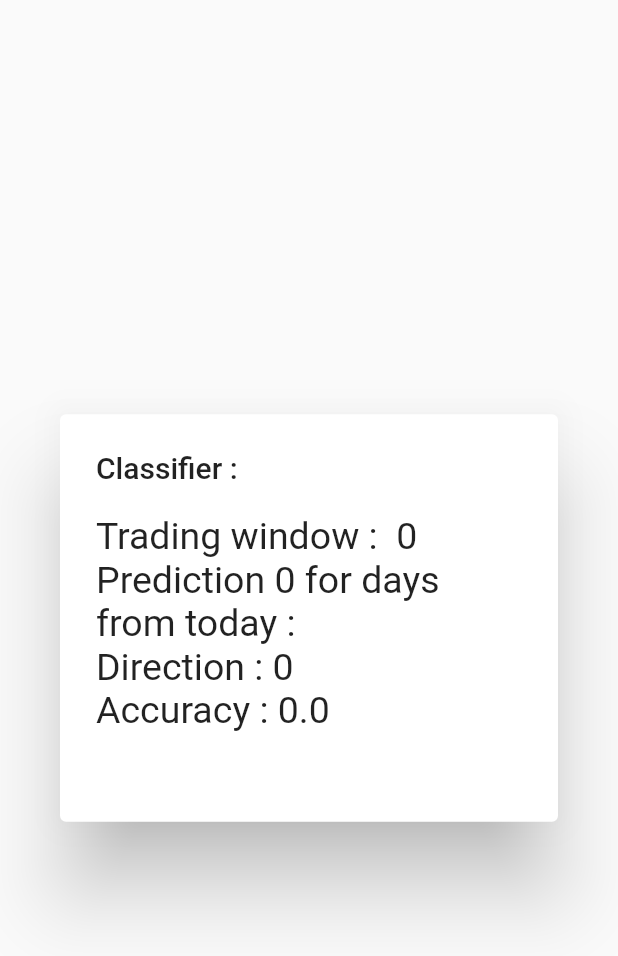
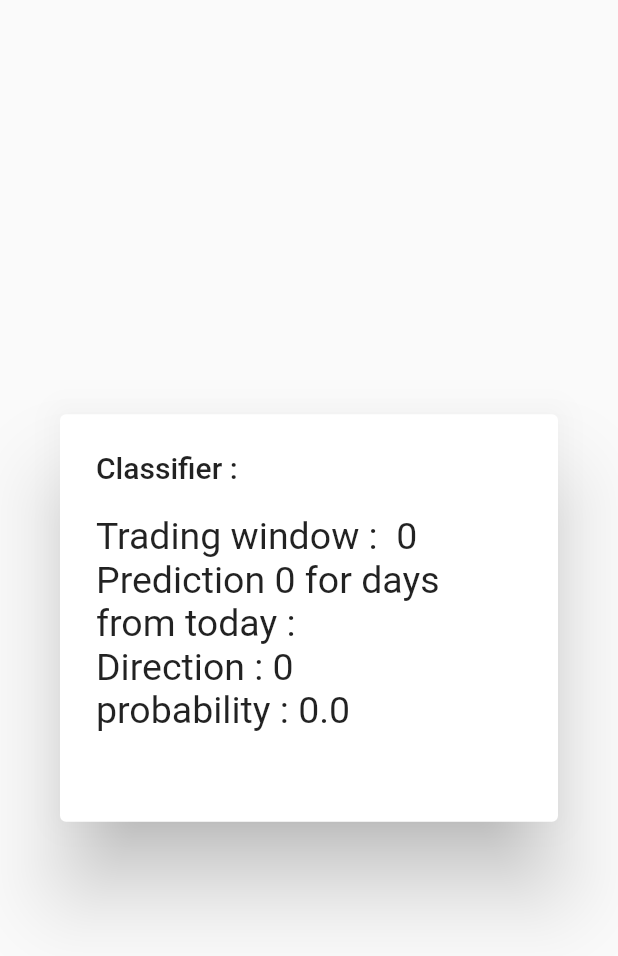
Before and after one commit to team31-pesitbsc/stock-analysis-application-ui, a Flutter app: the PredictionDialogWidget widget shown alone on an empty page, opened directly with empty values, on a phone screen of 412 x 824 dp. Shown: the top 956 px of the screen. Run offline on Flutter 3.47's test engine with Material 2 defaults, Android fonts, the phone set to English and light mode, and no system bars; our stand-ins replace percent_indicator; network calls fail.

Commit message:
changed accuracy to probability

```diff
--- a/lib/src/models/prediction.dart
+++ b/lib/src/models/prediction.dart
@@ -1,13 +1,13 @@
 class Prediction {
   final int label;
-  final double accuracy;
+  final double probability;
   final String classifier;
   final int tradingWindow;
   final int forwardDay;
 
   Prediction(
       {this.label,
-      this.accuracy,
+      this.probability,
       this.classifier,
       this.tradingWindow,
       this.forwardDay});
@@ -15,7 +15,7 @@ class Prediction {
   factory Prediction.fromJson(Map<String, dynamic> json) {
     return Prediction(
         label: json['label'],
-        accuracy: json['accuracy'],
+        probability: json['probability'],
         classifier: json['classifier'],
         tradingWindow: json['tradingWindow'],
         forwardDay: json['forwardDay']);
--- a/lib/src/widgets/prediction_dialog_widget.dart
+++ b/lib/src/widgets/prediction_dialog_widget.dart
@@ -29,7 +29,7 @@ class PredictionDialogWidget extends StatelessWidget {
               style: TextStyle(fontSize: 25.0),
             ),
             Text(
-              "Accuracy : ${prediction.accuracy}",
+              "probability : ${prediction.probability}",
               style: TextStyle(fontSize: 25.0),
             ),
           ],
--- a/lib/src/widgets/prediction_widget.dart
+++ b/lib/src/widgets/prediction_widget.dart
@@ -22,7 +22,7 @@ class PredictionWidget extends StatelessWidget {
                 animation: true,
                 radius: 100,
                 lineWidth: 10,
-                percent: prediction.accuracy,
+                percent: prediction.probability,
                 header: Text(
                     "${prediction.classifier} : ${prediction.tradingWindow.toString()} \n Prediction ${prediction.forwardDay.toString()} day ahead"),
                 center: Icon(prediction.label == 1
```
